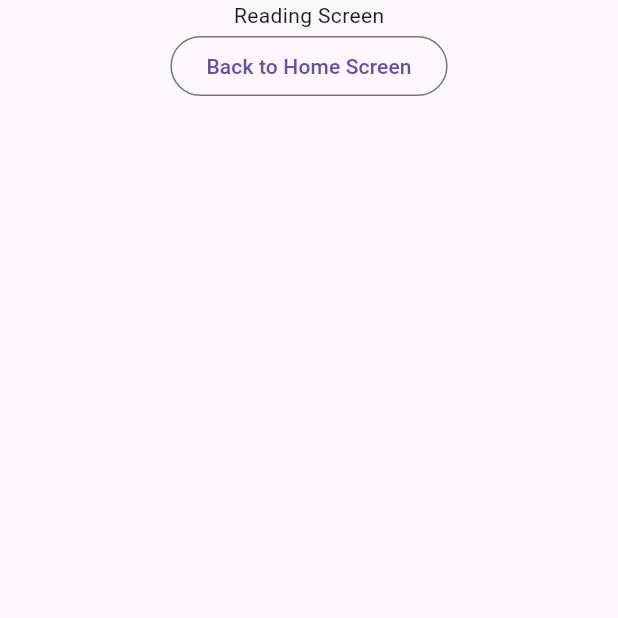
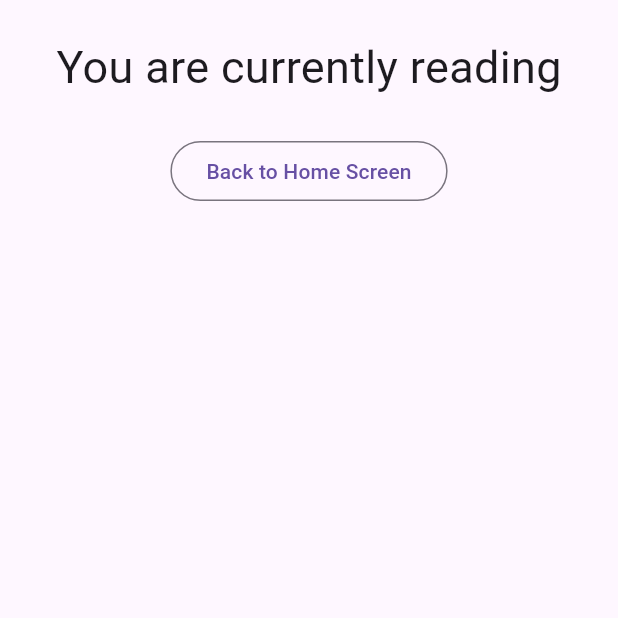
Before and after one commit to aarekr/Bookshelves, a Flutter app: the ReadingScreen screen opened by its route, on a phone screen of 412 x 824 dp, the top half of it. Run offline on Flutter 3.47's test engine with Material 3 defaults, Android fonts, the phone set to English and light mode, and no system bars; our stand-ins replace flutter_form_builder, form_builder_validators, get, hive, hive_flutter; accounts and stored records are empty.

Commit message:
ReadingScreen shows status reading books in Card-ListTile format

```diff
--- a/app/lib/main.dart
+++ b/app/lib/main.dart
@@ -240,11 +240,17 @@ class NotStartedScreen extends StatelessWidget {
 }
 
 class ReadingScreen extends StatelessWidget {
+  final controller = Get.find<BookListController>();
   @override
   Widget build(BuildContext context) {
     return Scaffold(
       body: Column(children: [
-        Center(child: Text("Reading Screen")),
+        Center(child: Text("You are currently reading", style: TextStyle(height: 3, fontSize: 30))),
+        Column(children: controller.bookList.map((book) =>
+          book['status'] == 'reading'
+            ? Card(child: ListTile(title: Text(book["title"]), subtitle: Text(book["author"])))
+            : Text("")).toList()
+        ),
         OutlinedButton(
           child: Text("Back to Home Screen"),
           onPressed: () => Get.to(() => HomeScreen()),
```
